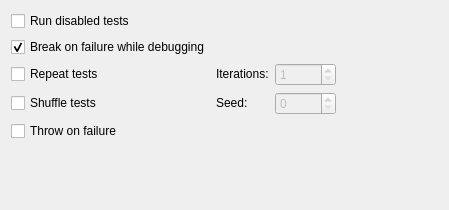
This is src/plugins/autotest/gtest/gtestsettingspage.ui in qt-creator/qt-creator as Qt 5 draws it before an edit. The edited form follows.
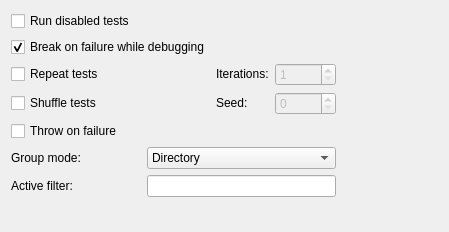
This is the edited form. Custom widgets are drawn as their Qt base class.

Commit message:
AutoTest: Add gtest filter mode
This adds another grouping mode to the gtest framework based on
gtest filtering. You can now specify a filter that will be used
to group the gtest tree items into matching and non-matching
tests.

```diff
--- a/src/plugins/autotest/gtest/gtestsettingspage.ui
+++ b/src/plugins/autotest/gtest/gtestsettingspage.ui
@@ -7,7 +7,7 @@
     <x>0</x>
     <y>0</y>
     <width>449</width>
-    <height>210</height>
+    <height>232</height>
    </rect>
   </property>
   <property name="windowTitle">
@@ -128,6 +128,65 @@
        </item>
       </layout>
      </item>
+     <item>
+      <layout class="QGridLayout" name="gridLayout_2">
+       <item row="0" column="0">
+        <widget class="QLabel" name="label_3">
+         <property name="text">
+          <string>Group mode:</string>
+         </property>
+        </widget>
+       </item>
+       <item row="1" column="0">
+        <widget class="QLabel" name="label_4">
+         <property name="text">
+          <string>Active filter:</string>
+         </property>
+        </widget>
+       </item>
+       <item row="0" column="2">
+        <widget class="QComboBox" name="groupModeCombo">
+         <property name="toolTip">
+          <string>Select on what grouping the tests should be based.</string>
+         </property>
+         <item>
+          <property name="text">
+           <string>Directory</string>
+          </property>
+         </item>
+         <item>
+          <property name="text">
+           <string>GTest Filter</string>
+          </property>
+         </item>
+        </widget>
+       </item>
+       <item row="1" column="2">
+        <widget class="Utils::FancyLineEdit" name="filterLineEdit">
+         <property name="toolTip">
+          <string>Set the GTest filter to be used for grouping.
+See Google Test documentation for further information on GTest filters.</string>
+         </property>
+        </widget>
+       </item>
+       <item row="1" column="1">
+        <spacer name="horizontalSpacer_2">
+         <property name="orientation">
+          <enum>Qt::Horizontal</enum>
+         </property>
+         <property name="sizeType">
+          <enum>QSizePolicy::Fixed</enum>
+         </property>
+         <property name="sizeHint" stdset="0">
+          <size>
+           <width>60</width>
+           <height>20</height>
+          </size>
+         </property>
+        </spacer>
+       </item>
+      </layout>
+     </item>
      <item>
       <spacer name="verticalSpacer">
        <property name="orientation">
@@ -158,6 +217,13 @@
    </item>
   </layout>
  </widget>
+ <customwidgets>
+  <customwidget>
+   <class>Utils::FancyLineEdit</class>
+   <extends>QLineEdit</extends>
+   <header location="global">utils/fancylineedit.h</header>
+  </customwidget>
+ </customwidgets>
  <resources/>
  <connections/>
 </ui>
```
The commit also changes 14 other files.
